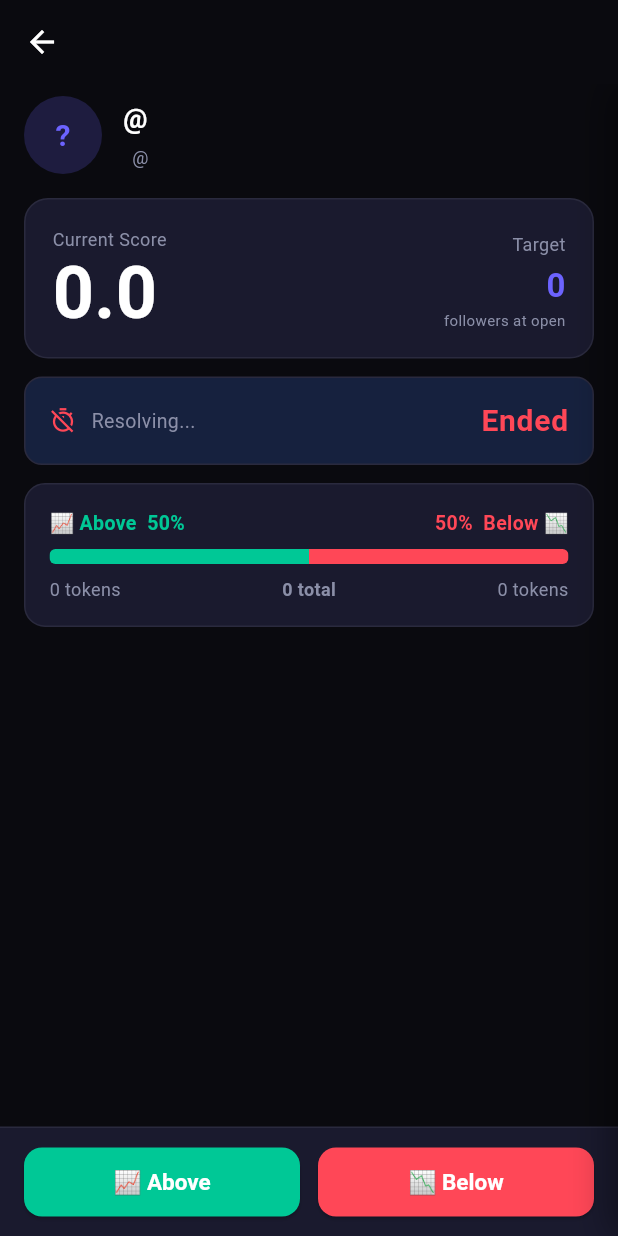
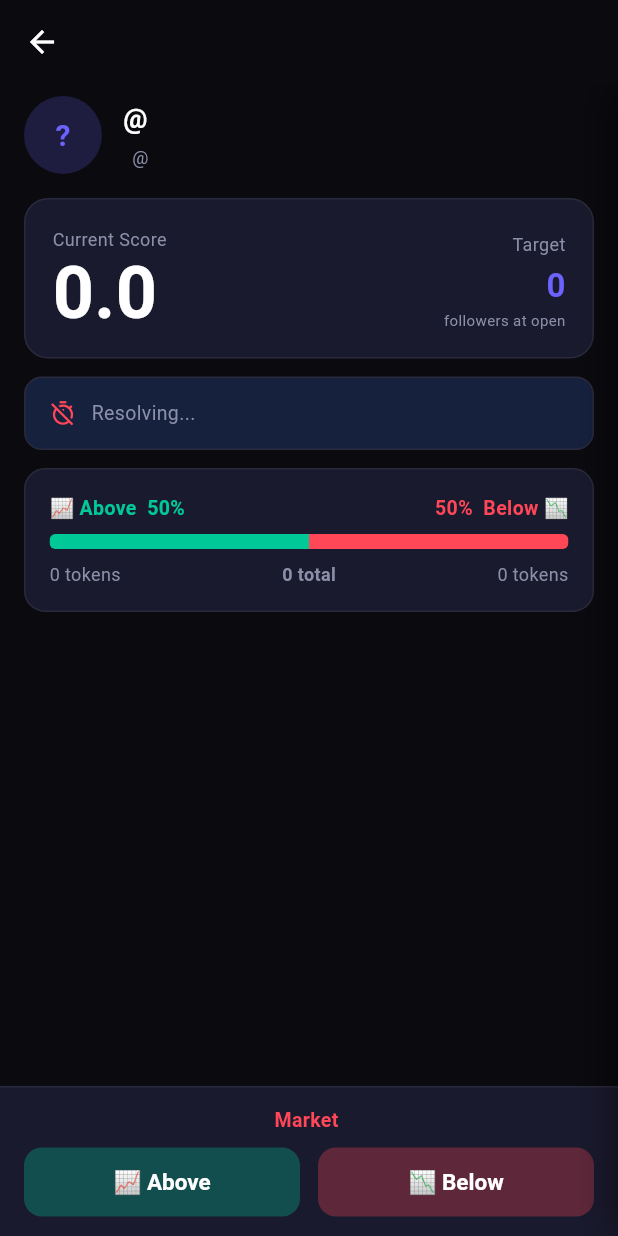
Before and after one commit to arunernorainvestments-cmd/nora-platforms, a Flutter app: the MarketDetailScreen screen opened directly with empty values, on a phone screen of 412 x 824 dp. Run offline on Flutter 3.47's test engine with Material 3 defaults, Android fonts, the phone set to English and light mode, and no system bars; our stand-ins replace cached_network_image, flutter_dotenv, flutter_riverpod, go_router, shimmer, supabase_flutter and 2 more; accounts and stored records are empty.

Commit message:
Phase 5: Fix market status display + bet blocking + migration 011

```diff
--- a/flutter_app/lib/features/markets/providers/markets_providers.dart
+++ b/flutter_app/lib/features/markets/providers/markets_providers.dart
@@ -148,6 +148,8 @@ class MarketDetail {
   final String? primaryPlatform;
   final String? primaryPlatformUsername;
   final String status;
+  final DateTime? resolvedAt;
+  final String? resolutionResult; // 'above' | 'below' | 'refund' | null
 
   const MarketDetail({
     required this.id,
@@ -166,6 +168,8 @@ class MarketDetail {
     this.primaryPlatform,
     this.primaryPlatformUsername,
     required this.status,
+    this.resolvedAt,
+    this.resolutionResult,
   });
 
   double get totalPool => yesPool + noPool;
@@ -203,6 +207,10 @@ class MarketDetail {
       primaryPlatform: metrics?['platform'] as String?,
       primaryPlatformUsername: conn?['platform_username'] as String?,
       status: market['status'] as String? ?? 'open',
+      resolvedAt: market['resolved_at'] != null
+          ? DateTime.parse(market['resolved_at'] as String)
+          : null,
+      resolutionResult: market['resolution_result'] as String?,
     );
   }
 }
@@ -227,6 +235,7 @@ final marketDetailProvider =
       .select(
         'id, creator_id, title, timeframe, duration_label, '
         'yes_pool, no_pool, end_at, opening_resolution_score, status, '
+        'resolved_at, resolution_result, '
         'creator:profiles!creator_id(username)',
       )
       .eq('id', marketId)
--- a/flutter_app/lib/features/markets/screens/market_detail_screen.dart
+++ b/flutter_app/lib/features/markets/screens/market_detail_screen.dart
@@ -139,7 +139,11 @@ class _MarketDetailScreenState extends ConsumerState<MarketDetailScreen> {
                         const SizedBox(height: 16),
                         _ScoreSection(market: market),
                         const SizedBox(height: 12),
-                        _CountdownTimer(endAt: market.endAt),
+                        _CountdownTimer(
+                          endAt: market.endAt,
+                          status: market.status,
+                          resolvedAt: market.resolvedAt,
+                        ),
                         const SizedBox(height: 12),
                         _PoolSection(market: market),
                       ],
@@ -147,6 +151,7 @@ class _MarketDetailScreenState extends ConsumerState<MarketDetailScreen> {
                   ),
                 ),
                 _BottomBar(
+                  market: market,
                   onAbove: () => _openDrawer('above'),
                   onBelow: () => _openDrawer('below'),
                 ),
@@ -369,7 +374,14 @@ class _ScoreSection extends StatelessWidget {
 
 class _CountdownTimer extends StatefulWidget {
   final DateTime endAt;
-  const _CountdownTimer({required this.endAt});
+  final String status;
+  final DateTime? resolvedAt;
+
+  const _CountdownTimer({
+    required this.endAt,
+    required this.status,
+    this.resolvedAt,
+  });
 
   @override
   State<_CountdownTimer> createState() => _CountdownTimerState();
@@ -411,9 +423,60 @@ class _CountdownTimerState extends State<_CountdownTimer> {
     return '${seconds}s';
   }
 
+  // Returns (icon, label, valueText, valueColor) for the current state.
+  ({IconData icon, Color iconColor, String label, String value, Color valueColor})
+      get _display {
+    final status = widget.status;
+
+    if (status == 'voided') {
+      return (
+        icon: Icons.cancel_outlined,
+        iconColor: AppTheme.textSecondary,
+        label: 'Market voided',
+        value: 'Refunded',
+        valueColor: AppTheme.textSecondary,
+      );
+    }
+
+    if (status == 'resolved') {
+      final at = widget.resolvedAt;
+      final timeStr = at != null
+          ? '${at.toLocal().hour.toString().padLeft(2, '0')}:'
+            '${at.toLocal().minute.toString().padLeft(2, '0')}'
+          : '';
+      return (
+        icon: Icons.check_circle_outline,
+        iconColor: AppTheme.success,
+        label: 'Resolved',
+        value: timeStr.isNotEmpty ? 'at $timeStr' : 'complete',
+        valueColor: AppTheme.success,
+      );
+    }
+
+    // status == 'open' (or any unexpected value)
+    final ended = _remaining.inSeconds <= 0;
+    if (ended) {
+      return (
+        icon: Icons.timer_off_outlined,
+        iconColor: AppTheme.danger,
+        label: 'Resolving...',
+        value: '',
+        valueColor: AppTheme.danger,
+      );
+    }
+
+    return (
+      icon: Icons.timer_outlined,
+      iconColor: AppTheme.primary,
+      label: 'Closes in',
+      value: _format(_remaining),
+      valueColor: AppTheme.textPrimary,
+    );
+  }
+
   @override
   Widget build(BuildContext context) {
-    final ended = _remaining.inSeconds <= 0;
+    final d = _display;
     return Container(
       padding: const EdgeInsets.symmetric(horizontal: 16, vertical: 14),
       decoration: BoxDecoration(
@@ -423,22 +486,18 @@ class _CountdownTimerState extends State<_CountdownTimer> {
       ),
       child: Row(
         children: [
-          Icon(
-            ended ? Icons.timer_off_outlined : Icons.timer_outlined,
-            size: 18,
-            color: ended ? AppTheme.danger : AppTheme.primary,
-          ),
+          Icon(d.icon, size: 18, color: d.iconColor),
           const SizedBox(width: 10),
           Text(
-            ended ? 'Resolving...' : 'Closes in',
-            style: const TextStyle(
-                color: AppTheme.textSecondary, fontSize: 13),
+            d.label,
+            style: const TextStyle(color: AppTheme.textSecondary, fontSize: 13),
           ),
           const Spacer(),
+          if (d.value.isNotEmpty)
             Text(
-            _format(_remaining),
+              d.value,
               style: TextStyle(
-              color: ended ? AppTheme.danger : AppTheme.textPrimary,
+                color: d.valueColor,
                 fontSize: 20,
                 fontWeight: FontWeight.bold,
                 letterSpacing: 0.5,
@@ -546,27 +605,84 @@ class _PoolSection extends StatelessWidget {
 // BOTTOM BAR
 // ──────────────────────────────────────���──────────────────────────────────────
 
-class _BottomBar extends StatelessWidget {
+class _BottomBar extends StatefulWidget {
+  final MarketDetail market;
   final VoidCallback onAbove;
   final VoidCallback onBelow;
-  const _BottomBar({required this.onAbove, required this.onBelow});
+  const _BottomBar({
+    required this.market,
+    required this.onAbove,
+    required this.onBelow,
+  });
+
+  @override
+  State<_BottomBar> createState() => _BottomBarState();
+}
+
+class _BottomBarState extends State<_BottomBar> {
+  late Timer _timer;
+
+  @override
+  void initState() {
+    super.initState();
+    _timer = Timer.periodic(const Duration(seconds: 1), (_) {
+      if (mounted) setState(() {});
+    });
+  }
+
+  @override
+  void dispose() {
+    _timer.cancel();
+    super.dispose();
+  }
+
+  bool get _isBettingBlocked {
+    if (widget.market.status != 'open') return true;
+    final secsLeft =
+        widget.market.endAt.difference(DateTime.now().toUtc()).inSeconds;
+    return secsLeft <= 15;
+  }
+
+  String get _blockedMessage {
+    if (widget.market.status != 'open') {
+      return 'Market ${widget.market.status}';
+    }
+    return 'Betting closed — market ending';
+  }
 
   @override
   Widget build(BuildContext context) {
     final bottomPad = MediaQuery.of(context).padding.bottom;
+    final blocked = _isBettingBlocked;
     return Container(
       decoration: const BoxDecoration(
         color: AppTheme.surface,
         border: Border(top: BorderSide(color: AppTheme.cardBorder)),
       ),
       padding: EdgeInsets.fromLTRB(16, 12, 16, 12 + bottomPad),
-      child: Row(
+      child: Column(
+        mainAxisSize: MainAxisSize.min,
+        children: [
+          if (blocked) ...[
+            Text(
+              _blockedMessage,
+              style: const TextStyle(
+                color: AppTheme.danger,
+                fontSize: 13,
+                fontWeight: FontWeight.w600,
+              ),
+            ),
+            const SizedBox(height: 8),
+          ],
+          Row(
             children: [
               Expanded(
                 child: ElevatedButton(
-              onPressed: onAbove,
+                  onPressed: blocked ? null : widget.onAbove,
                   style: ElevatedButton.styleFrom(
                     backgroundColor: AppTheme.success,
+                    disabledBackgroundColor:
+                        AppTheme.success.withValues(alpha: 0.3),
                     padding: const EdgeInsets.symmetric(vertical: 14),
                     shape: RoundedRectangleBorder(
                         borderRadius: BorderRadius.circular(12)),
@@ -584,9 +700,11 @@ class _BottomBar extends StatelessWidget {
               const SizedBox(width: 12),
               Expanded(
                 child: ElevatedButton(
-              onPressed: onBelow,
+                  onPressed: blocked ? null : widget.onBelow,
                   style: ElevatedButton.styleFrom(
                     backgroundColor: AppTheme.danger,
+                    disabledBackgroundColor:
+                        AppTheme.danger.withValues(alpha: 0.3),
                     padding: const EdgeInsets.symmetric(vertical: 14),
                     shape: RoundedRectangleBorder(
                         borderRadius: BorderRadius.circular(12)),
@@ -600,6 +718,8 @@ class _BottomBar extends StatelessWidget {
                     ),
                   ),
                 ),
+              ),
+            ],
           ),
         ],
       ),
@@ -642,6 +762,20 @@ class _BettingDrawerState extends ConsumerState<_BettingDrawer> {
     super.dispose();
   }
 
+  bool get _isBettingBlocked {
+    if (widget.market.status != 'open') return true;
+    final secsLeft =
+        widget.market.endAt.difference(DateTime.now().toUtc()).inSeconds;
+    return secsLeft <= 15;
+  }
+
+  String get _blockedMessage {
+    if (widget.market.status != 'open') {
+      return 'Market ${widget.market.status}';
+    }
+    return 'Betting closed — market ending';
+  }
+
   int get _payout {
     if (_amount <= 0) return 0;
     final myPool = widget.selectedPosition == 'above'
@@ -654,6 +788,10 @@ class _BettingDrawerState extends ConsumerState<_BettingDrawer> {
   }
 
   Future<void> _handleConfirm() async {
+    if (_isBettingBlocked) {
+      setState(() => _error = _blockedMessage);
+      return;
+    }
     if (_amount <= 0) {
       setState(() => _error = 'Enter a valid amount');
       return;
@@ -851,6 +989,26 @@ class _BettingDrawerState extends ConsumerState<_BettingDrawer> {
               const SizedBox(height: 16),
 
               // Confirm button
+              if (_isBettingBlocked)
+                Container(
+                  width: double.infinity,
+                  padding: const EdgeInsets.symmetric(vertical: 14),
+                  decoration: BoxDecoration(
+                    color: AppTheme.surfaceLight,
+                    borderRadius: BorderRadius.circular(12),
+                    border: Border.all(color: AppTheme.danger.withValues(alpha: 0.4)),
+                  ),
+                  alignment: Alignment.center,
+                  child: Text(
+                    _blockedMessage,
+                    style: const TextStyle(
+                      color: AppTheme.danger,
+                      fontSize: 15,
+                      fontWeight: FontWeight.w600,
+                    ),
+                  ),
+                )
+              else
                 ElevatedButton(
                   onPressed: _isSubmitting ? null : _handleConfirm,
                   style: ElevatedButton.styleFrom(
```
Also changed, not shown: 1 other file. Lines whose indentation alone changed are shown as unchanged.
